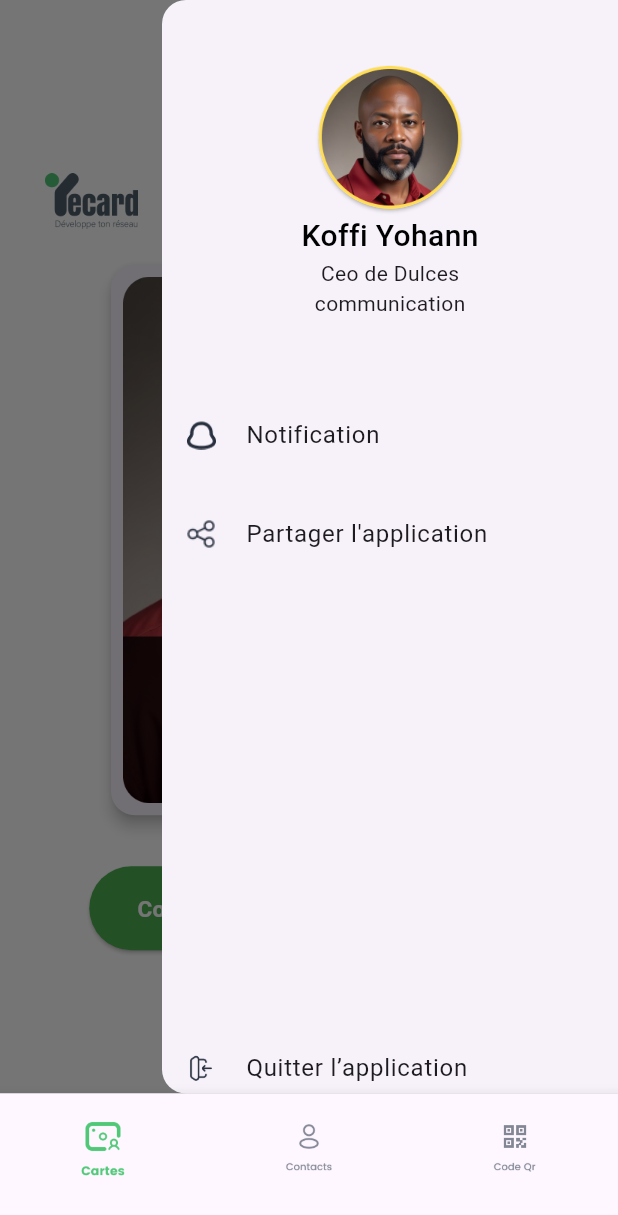
After one commit to sneezy-5/yecard, a Flutter app: the HomePage screen opened by its route, with the side drawer open, on a phone screen of 412 x 824 dp. The commit adds this screen. Shown: the top 1215 px of the screen. Run offline on Flutter 3.47's test engine with Material 3 defaults, Android fonts, the phone set to English and light mode, and no system bars.

Commit message:
update du mardi 17/09/24

```diff
--- a/lib/routes.dart
+++ b/lib/routes.dart
@@ -1,4 +1,5 @@
 import 'package:flutter/material.dart';
+import 'package:yecard/screens/app/home_screen.dart';
 import 'package:yecard/screens/home_sccreen.dart';
 import 'package:yecard/screens/login_screen.dart';
 import 'package:yecard/screens/signup_create_password.dart';
@@ -12,6 +13,7 @@ class AppRoutes {
   static const String login = '/login';
   static const String signup = '/signup';
   static const String create_password = '/create_password';
+  static const String app_home = '/app/home';
 
 
   static Route<dynamic> generateRoute(RouteSettings settings) {
@@ -26,6 +28,8 @@ class AppRoutes {
         return MaterialPageRoute(builder: (_) => SignupScreen());
       case create_password:
         return MaterialPageRoute(builder: (_) => CreatePasswordScreen());
+      case app_home:
+        return MaterialPageRoute(builder: (_) => HomePage());
       default:
         return MaterialPageRoute(
           builder: (_) => Scaffold(
--- a/lib/screens/app/home_screen.dart
+++ b/lib/screens/app/home_screen.dart
@@ -0,0 +1,71 @@
+import 'package:flutter/material.dart';
+import 'package:yecard/screens/app/screens/card_screen.dart';
+
+class HomePage extends StatefulWidget {
+  @override
+  _HomePageState createState() => _HomePageState();
+}
+
+class _HomePageState extends State<HomePage> {
+  int _selectedIndex = 0;
+
+  final List<Widget> _pages = [
+    CardScreen(),
+    // Center(child: Text('Cartes', style: TextStyle(fontSize: 24))),
+    Center(child: Text('Contacts', style: TextStyle(fontSize: 24))),
+    Center(child: Text('Code Qr', style: TextStyle(fontSize: 24))),
+  ];
+
+  void _onItemTapped(int index) {
+    setState(() {
+      _selectedIndex = index;
+    });
+  }
+
+  @override
+  Widget build(BuildContext context) {
+    return Scaffold(
+
+      body: _pages[_selectedIndex],
+
+
+      bottomNavigationBar: BottomNavigationBar(
+        items: <BottomNavigationBarItem>[
+          BottomNavigationBarItem(
+            icon: Image.asset(
+              'assets/images/button_card.png',
+              width: 50,
+              height: 60,
+            ),
+            label: '',
+          ),
+           BottomNavigationBarItem(
+            icon:Image.asset(
+              'assets/images/button_person.png',
+              width: 50,
+              height: 60,
+            ),
+            label: '',
+          ),
+           BottomNavigationBarItem(
+            icon: Image.asset(
+              'assets/images/buttom_qr.png',
+              width: 50,
+              height: 60,
+            ),
+            label: '',
+          ),
+        ],
+        currentIndex: _selectedIndex, // Indicate the selected tab
+        selectedItemColor: Colors.green, // Color for the selected item
+        onTap: _onItemTapped, // Function to handle taps
+      ),
+    );
+  }
+}
+
+void main() {
+  runApp(MaterialApp(
+    home: HomePage(),
+  ));
+}
--- /dev/null
+++ b/lib/screens/app/screens/card_screen.dart
@@ -0,0 +1,158 @@
+import 'package:flutter/material.dart';
+
+class CardScreen extends StatefulWidget {
+  @override
+  _CardScreenState createState() => _CardScreenState();
+}
+
+class _CardScreenState extends State<CardScreen> {
+  final GlobalKey<ScaffoldState> _scaffoldKey = GlobalKey<ScaffoldState>();
+
+  @override
+  Widget build(BuildContext context) {
+    return Scaffold(
+      key: _scaffoldKey,
+      backgroundColor: Colors.white,
+      endDrawer: Drawer(
+        child: ListView(
+          padding: EdgeInsets.zero,
+          children: [
+            Column(
+              mainAxisAlignment: MainAxisAlignment.center,
+              children: [
+                SizedBox(height: 40),
+                Center(
+                  child: Card(
+                    shape: RoundedRectangleBorder(
+                      borderRadius: BorderRadius.circular(60.0),
+                    ),
+                    child: Image.asset(
+                      'assets/images/profil.png',
+                      width: 95,
+                      height: 95,
+                    ),
+                  ),
+                ),
+                Text(
+                  "Koffi Yohann",
+                  style: TextStyle(
+                    fontSize: 20,
+                    color: Colors.black,
+                    fontWeight: FontWeight.w500,
+                  ),
+                ),
+                Text("Ceo de Dulces"),
+                Text("communication"),
+              ],
+            ),
+            SizedBox(height: 50),
+          ListTile(
+            leading: Container(
+              width: 20,
+              height: 20,
+              child: Image.asset('assets/images/notif.png'),
+            ),
+            title: Text('Notification'),
+            onTap: () {
+              Navigator.pop(context);
+            },
+          ),
+
+            SizedBox(height: 10),
+
+            ListTile(
+              leading: Container(
+                width: 20,
+                height: 20,
+                child: Image.asset('assets/images/share.png'),
+              ),
+              title: Text("Partager l'application"),
+              onTap: () {
+                Navigator.pop(context);
+              },
+            ),
+
+            SizedBox(height: 300),
+            ListTile(
+              leading: Container(
+                width: 20,
+                height: 20,
+                child: Image.asset('assets/images/exit.png'),
+              ),
+              title: Text('Quitter l’application'),
+              onTap: () {
+                Navigator.pop(context);
+              },
+            ),
+          ],
+        ),
+      ),
+      body: Center(
+        child: Column(
+          mainAxisAlignment: MainAxisAlignment.center,
+          children: [
+            Padding(
+              padding: const EdgeInsets.all(20.0),
+              child: Row(
+                mainAxisAlignment: MainAxisAlignment.spaceBetween,
+                children: [
+                  Image.asset(
+                    'assets/logos/logo.png',
+                    width: 82,
+                    height: 37,
+                  ),
+                  SizedBox(height: 30),
+                  GestureDetector(
+                    onTap: () {
+                      _scaffoldKey.currentState?.openEndDrawer();
+                    },
+                    child: Image.asset(
+                      'assets/images/setting.png',
+                      width: 30,
+                      height: 30,
+                    ),
+                  ),
+                ],
+              ),
+            ),
+            Card(
+              elevation: 4.0, // Ajout d'une ombre à la carte
+              shape: RoundedRectangleBorder(
+                borderRadius: BorderRadius.circular(16.0), // Bordures arrondies
+              ),
+              child: Padding(
+                padding: const EdgeInsets.all(8.0),
+                child: Image.asset(
+                  'assets/images/profile.png',
+                  width: 248,
+                  height: 351,
+                ),
+              ),
+            ),
+            SizedBox(height: 30),
+            SizedBox(
+              width: 293, // Largeur du bouton
+              height: 56, // Hauteur du bouton
+              child: ElevatedButton(
+                onPressed: () {
+                  // Action lors du clic sur le bouton
+                },
+                style: ElevatedButton.styleFrom(
+                  backgroundColor: Colors.green,
+                ),
+                child: Text(
+                  'Commander la carte à 5.000 f cfa',
+                  style: TextStyle(
+                    fontSize: 15,
+                    color: Colors.white,
+                    fontWeight: FontWeight.w700,
+                  ),
+                ),
+              ),
+            ),
+          ],
+        ),
+      ),
+    );
+  }
+}
--- a/lib/screens/login_screen.dart
+++ b/lib/screens/login_screen.dart
@@ -33,7 +33,7 @@ class _LoginScreenState extends State<LoginScreen> {
               TextField(
                 decoration: InputDecoration(
                   border: OutlineInputBorder(
-                    borderRadius: BorderRadius.circular(30.0),
+                    borderRadius: BorderRadius.circular(10.0),
                   ),
                   hintText: 'Identifiant',
                   prefixIcon: Padding(
@@ -53,13 +53,13 @@ class _LoginScreenState extends State<LoginScreen> {
                 obscureText: true,
                 decoration: InputDecoration(
                   border: OutlineInputBorder(
-                    borderRadius: BorderRadius.circular(30.0),
+                    borderRadius: BorderRadius.circular(10.0),
                   ),
                   hintText: 'Mot de passe',
                   prefixIcon: Padding(
                     padding: const EdgeInsets.all(10.0),
                     child: Image.asset(
-                      'assets/icons/lock.png',  // Remplacez par votre icône de mot de passe
+                      'assets/icons/lock.png',
                       width: 20,
                       height: 20,
                     ),
--- a/lib/screens/signup_create_password.dart
+++ b/lib/screens/signup_create_password.dart
@@ -120,7 +120,8 @@ class _CreatePasswordScreenState extends State<CreatePasswordScreen> {
                           content: 'Votre mot de passe a été créé avec succès.',
                           buttonText: '',
                           onButtonPressed: () {
-                            Navigator.of(context).pop(); // Fermer le popup
+                            Navigator.of(context).pop();
+                            Navigator.of(context).pushNamed('/app/home');
                           },
                         );
                       },
--- a/lib/screens/signup_screen.dart
+++ b/lib/screens/signup_screen.dart
@@ -43,7 +43,6 @@ class _SignupScreenState extends State<SignupScreen> with SingleTickerProviderSt
   Widget build(BuildContext context) {
     return Scaffold(
       appBar: AppBar(
-        // title: Text('Créer un compte'),
         bottom: TabBar(
           controller: _tabController,
           indicatorColor: Colors.green,
```
Also changed, not shown: pubspec.yaml (+9 -0 lines), assets/images/buttom_qr.png (added), assets/images/button_card.png (added), assets/images/button_person.png (added), assets/images/exit.png (added), assets/images/img.png (added), assets/images/notif.png (added), assets/images/profil.png (added), assets/images/profile.png (added), assets/images/setting.png (added), assets/images/share.png (added).
